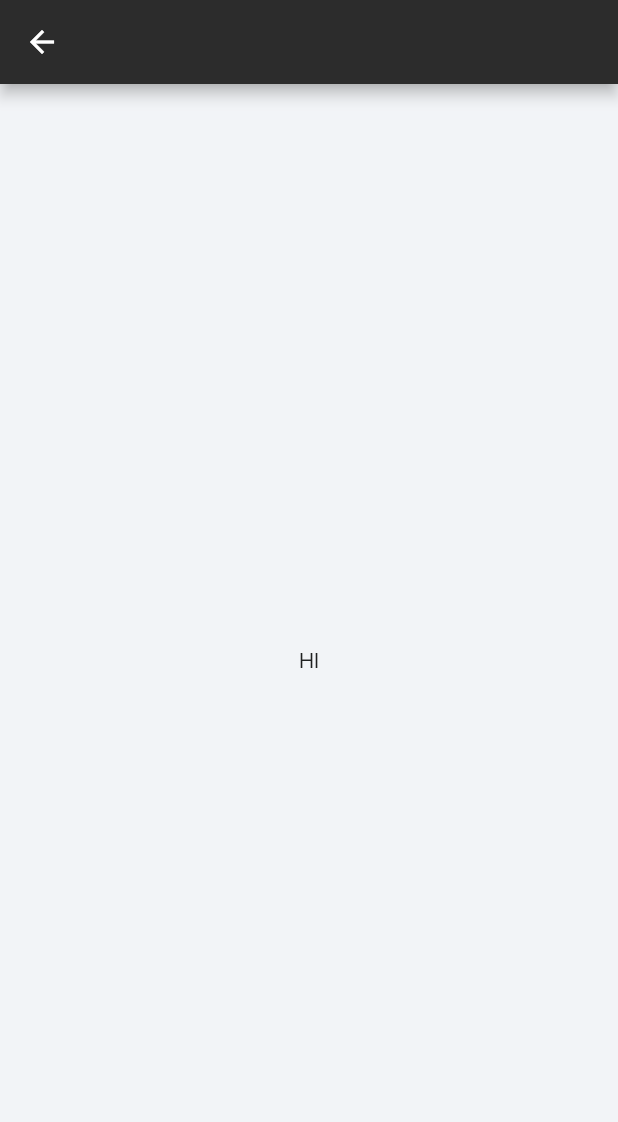
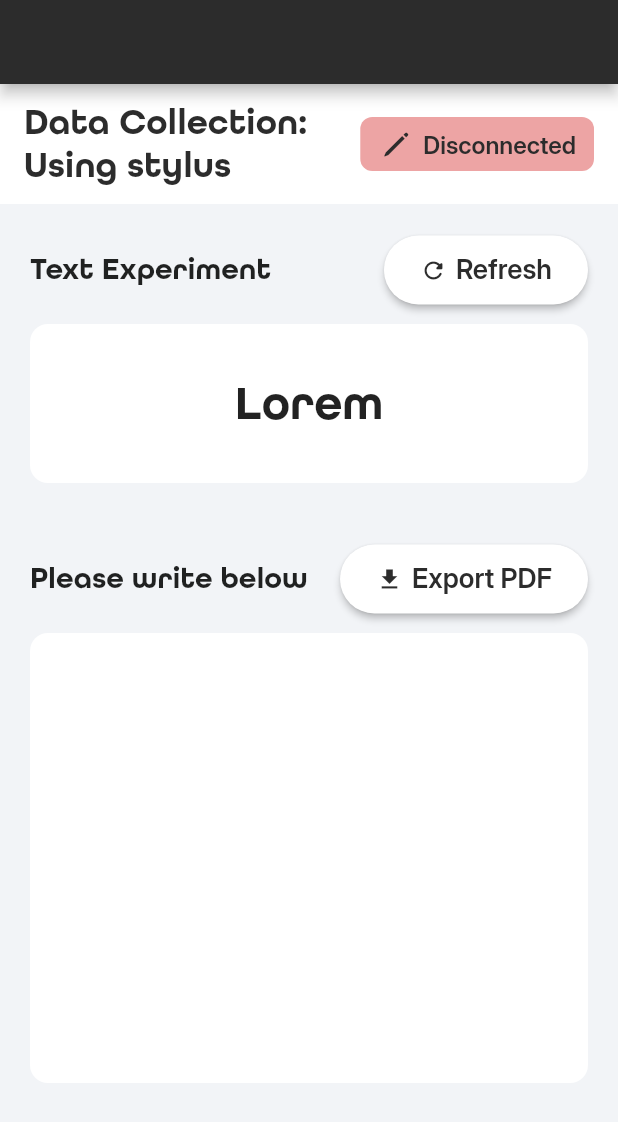
Before and after one commit to cybertronbaka/nuwa, a Flutter app: the WritePage screen opened directly, on a phone screen of 412 x 824 dp. Shown: the top 1122 px of the screen. Run offline on Flutter 3.47's test engine with Material 3 defaults, Android fonts, the phone set to English and light mode, and no system bars; our stand-ins replace flutter_blue_plus, flutter_riverpod; project files that could hold a hidden picture were left out.

Commit message:
write ui

```diff
--- a/lib/app/app.dart
+++ b/lib/app/app.dart
@@ -19,7 +19,7 @@ class NuwaAssignmentApp extends StatelessWidget{
 
   @override
   Widget build(BuildContext context) {
-    const mockModeEnabled = false;
+    const mockModeEnabled = true;
 
     return ProviderScope(
       overrides: [
@@ -34,7 +34,8 @@ class NuwaAssignmentApp extends StatelessWidget{
         title: 'Nuwa Assignment',
         debugShowCheckedModeBanner: false,
         theme: NuwaTheme.data,
-        routes: router,
+        home: WritePage(),
+        // routes: router,
       )
     );
   }
--- a/lib/app/theme.dart
+++ b/lib/app/theme.dart
@@ -13,6 +13,21 @@ abstract class NuwaTheme{
         color: NuwaColors.black
       ),
       scaffoldBackgroundColor: NuwaColors.bg,
+      elevatedButtonTheme: ElevatedButtonThemeData(
+        style: ElevatedButton.styleFrom(
+          shape: RoundedRectangleBorder(
+            borderRadius: BorderRadius.circular(30),
+          ),
+          textStyle: const TextStyle(
+              fontFamily: 'Inter',
+              fontWeight: FontWeight.w600,
+              fontSize: 18
+          ),
+          padding: const EdgeInsets.symmetric(vertical: 12, horizontal: 24),
+          backgroundColor: NuwaColors.white,
+          foregroundColor: NuwaColors.black,
+        )
+      ),
       filledButtonTheme: FilledButtonThemeData(
           style: FilledButton.styleFrom(
               textStyle: const TextStyle(
--- a/lib/controllers/connect_controller.dart
+++ b/lib/controllers/connect_controller.dart
@@ -25,4 +25,26 @@ class ConnectController{
   void navigateToWrite(BuildContext context){
     Navigator.of(context).pushNamed(Routes.write);
   }
+
+  void init(){
+    WidgetsBinding.instance.addPostFrameCallback((_) async {
+      final state = await ref.read(pencilRepoProvider).state();
+      state.listen((data){
+        ref.read(bluetoothStateProvider.notifier).state = data;
+        if(data.pencilStatus != null){
+          ref.read(pencilConnectionStatusProvider.notifier).state = data.pencilStatus!;
+        }
+      });
+    });
+  }
 }
+
+
+extension _BluetoothStateToPencilStatusExt on BluetoothAdapterState{
+  PencilConnectionStatus? get pencilStatus => switch(this){
+    BluetoothAdapterState.unavailable => PencilConnectionStatus.disconnected,
+    BluetoothAdapterState.unauthorized => PencilConnectionStatus.disconnected,
+    BluetoothAdapterState.off => PencilConnectionStatus.disconnected,
+    _ => null
+  };
+}
--- a/lib/controllers/controllers.dart
+++ b/lib/controllers/controllers.dart
@@ -1,6 +1,7 @@
 library controllers;
 
 import 'package:flutter/cupertino.dart';
+import 'package:flutter_blue_plus/flutter_blue_plus.dart';
 import 'package:flutter_riverpod/flutter_riverpod.dart';
 import 'package:nuwa_assignment/app/app.dart';
 import 'package:nuwa_assignment/models/models.dart';
--- a/lib/pages/connect/connect_card.dart
+++ b/lib/pages/connect/connect_card.dart
@@ -86,6 +86,7 @@ extension PencilConnectionStatusExt on PencilConnectionStatus{
 
   void Function(BuildContext context, WidgetRef ref)? get action => switch(this){
     PencilConnectionStatus.disconnected => (context, ref) => ref.read(connectControllerProvider).connect(context),
-    _ => (context, ref) => ref.read(connectControllerProvider).navigateToWrite(context)
+    PencilConnectionStatus.connected => (context, ref) => ref.read(connectControllerProvider).navigateToWrite(context),
+    _ => null
   };
 }
--- a/lib/pages/connect/page.dart
+++ b/lib/pages/connect/page.dart
@@ -20,12 +20,9 @@ class ConnectPage extends ConsumerWidget{
 
   @override
   Widget build(BuildContext context, WidgetRef ref) {
-    WidgetsBinding.instance.addPostFrameCallback((_) async {
-      final state = await ref.read(pencilRepoProvider).state();
-      state.listen((data){
-        ref.read(bluetoothStateProvider.notifier).state = data;
-      });
-    });
+    final controller = ref.read(connectControllerProvider);
+
+    controller.init();
 
     return const Scaffold(
       appBar: CustomAppBar(),
--- /dev/null
+++ b/lib/pages/write/canvas_section.dart
@@ -0,0 +1,52 @@
+part of 'page.dart';
+
+class _CanvasSection extends ConsumerWidget{
+  @override
+  Widget build(BuildContext context, WidgetRef ref) {
+
+    return Padding(
+      padding: const EdgeInsets.all(20),
+      child: Column(
+        children: [
+          Row(
+            mainAxisAlignment: MainAxisAlignment.spaceBetween,
+            children: [
+              const Text(
+                  'Please write below',
+                  style: TextStyle(
+                    fontFamily: 'AllRoundGothic',
+                    fontSize: 20,
+                    fontWeight: FontWeight.w600,
+                  )
+              ),
+              ElevatedButton(
+                  onPressed: (){},
+                  child: const Row(
+                    children: [
+                      Icon(Icons.download, size: 18),
+                      SizedBox(width: 6),
+                      Text('Export PDF')
+                    ],
+                  )
+              )
+            ],
+          ),
+          smallGap,
+          Container(
+            height: 300,
+            decoration: BoxDecoration(
+              color: NuwaColors.white,
+              borderRadius: BorderRadius.circular(12),
+            ),
+            child: Center(
+              child: Padding(
+                padding: const EdgeInsets.symmetric(vertical: 10),
+                child: Container(),
+              ),
+            ),
+          )
+        ],
+      ),
+    );
+  }
+}
--- /dev/null
+++ b/lib/pages/write/connection_status.dart
@@ -0,0 +1,52 @@
+part of 'page.dart';
+
+class _ConnectionStatus extends ConsumerWidget{
+  const _ConnectionStatus();
+
+  @override
+  Widget build(BuildContext context, WidgetRef ref) {
+    final status = ref.watch(pencilConnectionStatusProvider);
+
+    return Container(
+      padding: const EdgeInsets.symmetric(horizontal: 12, vertical: 6),
+      decoration: BoxDecoration(
+          color: status.bgColor,
+          borderRadius: BorderRadius.circular(8)
+      ),
+      child: Row(
+        children: [
+          Icon(CupertinoIcons.pen, size: 24, color: status.fgColor),
+          const SizedBox(width: 6.0),
+          Text(
+            status.label,
+            style: TextStyle(
+              fontSize: 16,
+              color: status.fgColor,
+              fontWeight: FontWeight.w600,
+            ),
+          )
+        ],
+      ),
+    );
+  }
+}
+
+extension _ConnectionStatusExt on PencilConnectionStatus{
+  String get label => switch(this){
+    PencilConnectionStatus.connected => 'Connected',
+    PencilConnectionStatus.disconnected => 'Disconnected',
+    PencilConnectionStatus.connecting => 'Connecting',
+  };
+
+  Color get bgColor => switch(this){
+    PencilConnectionStatus.connected => NuwaColors.lightGreen,
+    PencilConnectionStatus.disconnected => NuwaColors.error,
+    PencilConnectionStatus.connecting => NuwaColors.lightGreen,
+  };
+
+  Color get fgColor => switch(this){
+    PencilConnectionStatus.connected => NuwaColors.primary,
+    PencilConnectionStatus.disconnected => NuwaColors.black,
+    PencilConnectionStatus.connecting => NuwaColors.primary,
+  };
+}
--- /dev/null
+++ b/lib/pages/write/header.dart
@@ -0,0 +1,29 @@
+part of 'page.dart';
+
+class _Header extends StatelessWidget{
+  const _Header();
+
+  @override
+  Widget build(BuildContext context) {
+    return Container(
+      color: NuwaColors.white,
+      child: const Row(
+        mainAxisAlignment: MainAxisAlignment.spaceBetween,
+        children: [
+          Expanded(child: Text(
+            'Data Collection: Using stylus',
+            maxLines: 2,
+            softWrap: true,
+            style: TextStyle(
+                fontFamily: 'AllRoundGothic',
+                fontSize: 24,
+                fontWeight: FontWeight.w600,
+                color: NuwaColors.black
+            ),
+          )),
+          _ConnectionStatus()
+        ],
+      ),
+    );
+  }
+}
--- a/lib/pages/write/page.dart
+++ b/lib/pages/write/page.dart
@@ -1,6 +1,17 @@
 library write_page;
 
+import 'package:flutter/cupertino.dart';
 import 'package:flutter/material.dart';
+import 'package:flutter_riverpod/flutter_riverpod.dart';
+import 'package:nuwa_assignment/app/app.dart';
+import 'package:nuwa_assignment/misc/gaps.dart';
+import 'package:nuwa_assignment/models/models.dart';
+import 'package:nuwa_assignment/states/states.dart';
+
+part 'canvas_section.dart';
+part 'header.dart';
+part 'connection_status.dart';
+part 'text_section.dart';
 
 class WritePage extends StatelessWidget{
   const WritePage({super.key});
@@ -9,8 +20,28 @@ class WritePage extends StatelessWidget{
   Widget build(BuildContext context) {
     return Scaffold(
       appBar: AppBar(),
-      body: const Center(
-        child: Text('HI'),
+      body: CustomScrollView(
+        slivers: [
+          const SliverAppBar(
+            backgroundColor: NuwaColors.white,
+            pinned: true,
+            automaticallyImplyLeading: false,
+            toolbarHeight: 80,
+            leadingWidth: 0,
+            title: _Header()
+          ),
+          SliverList(
+            delegate: SliverChildListDelegate([
+              Column(
+                crossAxisAlignment: CrossAxisAlignment.start,
+                children: [
+                  _TextSection(),
+                  _CanvasSection(),
+                ],
+              )
+            ]),
+          )
+        ],
       ),
     );
   }
--- /dev/null
+++ b/lib/pages/write/text_section.dart
@@ -0,0 +1,60 @@
+part of 'page.dart';
+
+class _TextSection extends ConsumerWidget{
+  @override
+  Widget build(BuildContext context, WidgetRef ref) {
+    const text = 'Lorem';
+
+    return Padding(
+      padding: const EdgeInsets.all(20),
+      child: Column(
+        children: [
+          Row(
+            mainAxisAlignment: MainAxisAlignment.spaceBetween,
+            children: [
+              const Text(
+                'Text Experiment',
+                style: TextStyle(
+                  fontFamily: 'AllRoundGothic',
+                  fontSize: 20,
+                  fontWeight: FontWeight.w600,
+                )
+              ),
+              ElevatedButton(
+                onPressed: (){},
+                child: const Row(
+                  children: [
+                    Icon(Icons.refresh_rounded, size: 18),
+                    SizedBox(width: 6),
+                    Text('Refresh')
+                  ],
+                )
+              )
+            ],
+          ),
+          smallGap,
+          Container(
+            padding: const EdgeInsets.all(24),
+            decoration: BoxDecoration(
+              color: NuwaColors.white,
+              borderRadius: BorderRadius.circular(12),
+            ),
+            child: Center(
+              child: Padding(
+                padding: const EdgeInsets.symmetric(vertical: 10),
+                child: Text(
+                    text,
+                    style: TextStyle(
+                      fontFamily: 'AllRoundGothic',
+                      fontSize: 32,
+                      fontWeight: FontWeight.w600,
+                    )
+                ),
+              ),
+            ),
+          )
+        ],
+      ),
+    );
+  }
+}
--- a/lib/repositories/pencil_repository/fake_pencil_repository.dart
+++ b/lib/repositories/pencil_repository/fake_pencil_repository.dart
@@ -3,7 +3,7 @@ part of 'pencil_repository.dart';
 class FakePencilRepository extends PencilRepository{
   @override
   Future<void> connect() async {
-    await Future.delayed(const Duration(seconds: 10));
+    await Future.delayed(const Duration(seconds: 2));
   }
 
   @override
```
